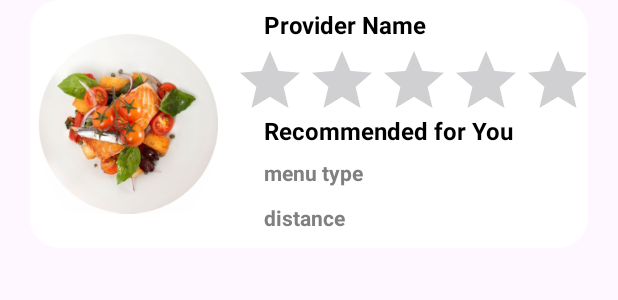
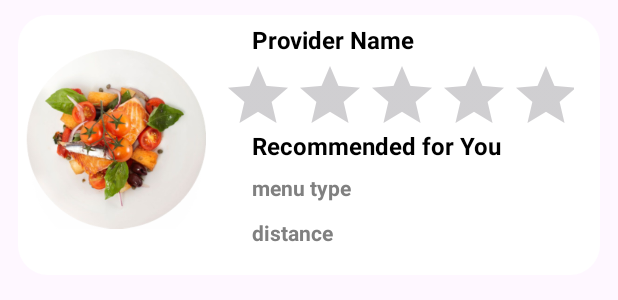
Before and after one commit to Vraj-14/monir-try, an Android app: the layout ta_itemlayout.xml on its own in the app's theme, with its tools: preview values and no code run, on a phone screen of 412 x 824 dp. Shown: the top 300 px of the screen. Run offline under Robolectric (Android 15) with nearby library versions, the light colour scheme and no system bars; Roboto replaces fonts that are not available here.

Commit message:
commit till 25/12/24

```diff
--- a/app/src/main/res/layout/activity_user_profile.xml
+++ b/app/src/main/res/layout/activity_user_profile.xml
@@ -161,7 +161,7 @@
                     android:layout_height="wrap_content"
                     android:layout_marginTop="15dp"
                     android:gravity="center_horizontal"
-                    android:text="Urvi Mehta"
+                    android:text="Urvi Mehta patel"
                     android:textColor="#000000"
                     android:textSize="18sp"
                     android:textStyle="bold" />
--- a/app/src/main/res/layout/item_layout.xml
+++ b/app/src/main/res/layout/item_layout.xml
@@ -1,12 +1,12 @@
 <?xml version="1.0" encoding="utf-8"?>
-<!-- ITEM LAYOUT FOR HOME PAGE -> Delicious food near you -->
+    <!-- ITEM LAYOUT FOR HOME PAGE -> Delicious food near you -->
 <androidx.constraintlayout.widget.ConstraintLayout xmlns:android="http://schemas.android.com/apk/res/android"
     xmlns:app="http://schemas.android.com/apk/res-auto"
     xmlns:tools="http://schemas.android.com/tools"
     android:id="@+id/main"
     android:layout_width="match_parent"
     android:layout_height="match_parent">
-<!--    <?xml version="1.0" encoding="utf-8"?>-->
+    <!--    <?xml version="1.0" encoding="utf-8"?>-->
     <LinearLayout
         android:layout_width="410dp"
         android:layout_height="157dp"
--- a/app/src/main/res/layout/ta_itemlayout.xml
+++ b/app/src/main/res/layout/ta_itemlayout.xml
@@ -5,13 +5,17 @@
 <androidx.constraintlayout.widget.ConstraintLayout xmlns:android="http://schemas.android.com/apk/res/android"
     xmlns:app="http://schemas.android.com/apk/res-auto"
     xmlns:tools="http://schemas.android.com/tools"
-    android:layout_width="match_parent"
-    android:layout_height="match_parent"
+    android:layout_width="wrap_content"
+    android:layout_height="wrap_content"
+    android:layout_marginStart="10dp"
+    android:layout_marginEnd="10dp"
+    android:layout_marginBottom="10dp"
+    android:layout_marginTop="10dp"
     tools:visibility="visible">
 
     <LinearLayout
-        android:layout_width="0dp"
-        android:layout_height="wrap_content"
+        android:layout_width="388dp"
+        android:layout_height="173dp"
         android:layout_marginStart="20dp"
         android:layout_marginEnd="20dp"
         android:background="@drawable/rounded_corners"
--- a/settings.gradle.kts
+++ b/settings.gradle.kts
@@ -14,6 +14,7 @@ pluginManagement {
 dependencyResolutionManagement {
     repositoriesMode.set(RepositoriesMode.FAIL_ON_PROJECT_REPOS)
     repositories {
+
         google()
         mavenCentral()
     }
@@ -21,4 +22,3 @@ dependencyResolutionManagement {
 
 rootProject.name = "monir-try"
 include(":app")
-include(":stock")
```
Also changed, not shown: app/src/main/java/com/example/monir_try/MainActivity.java (+5 -5 lines).
